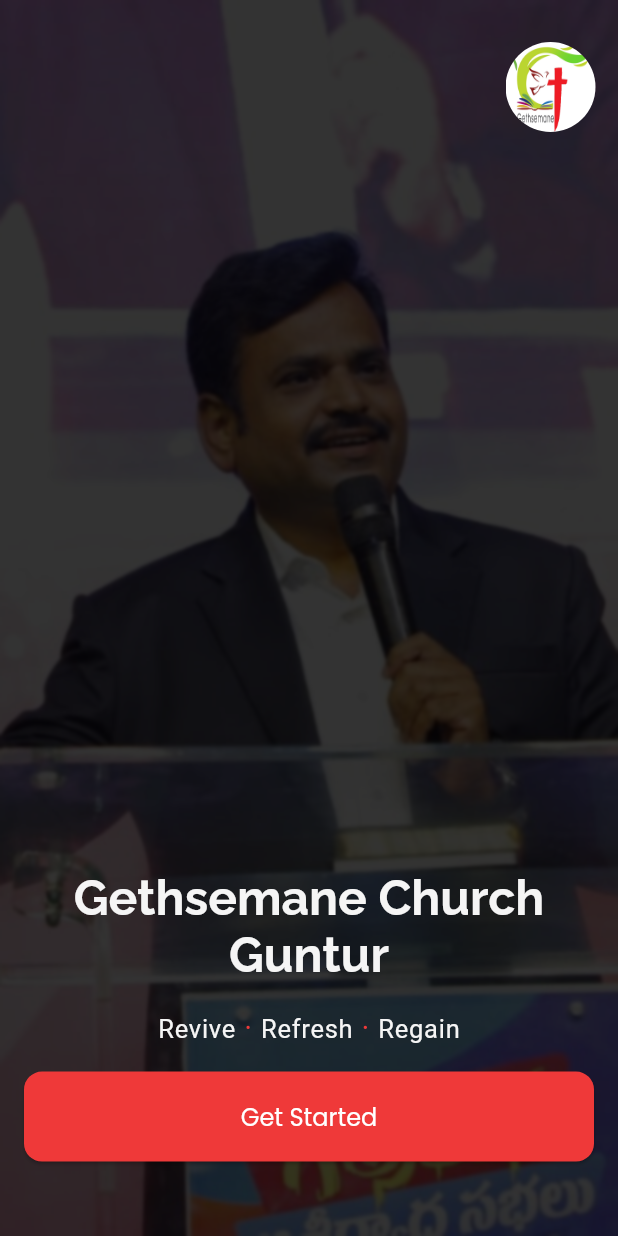
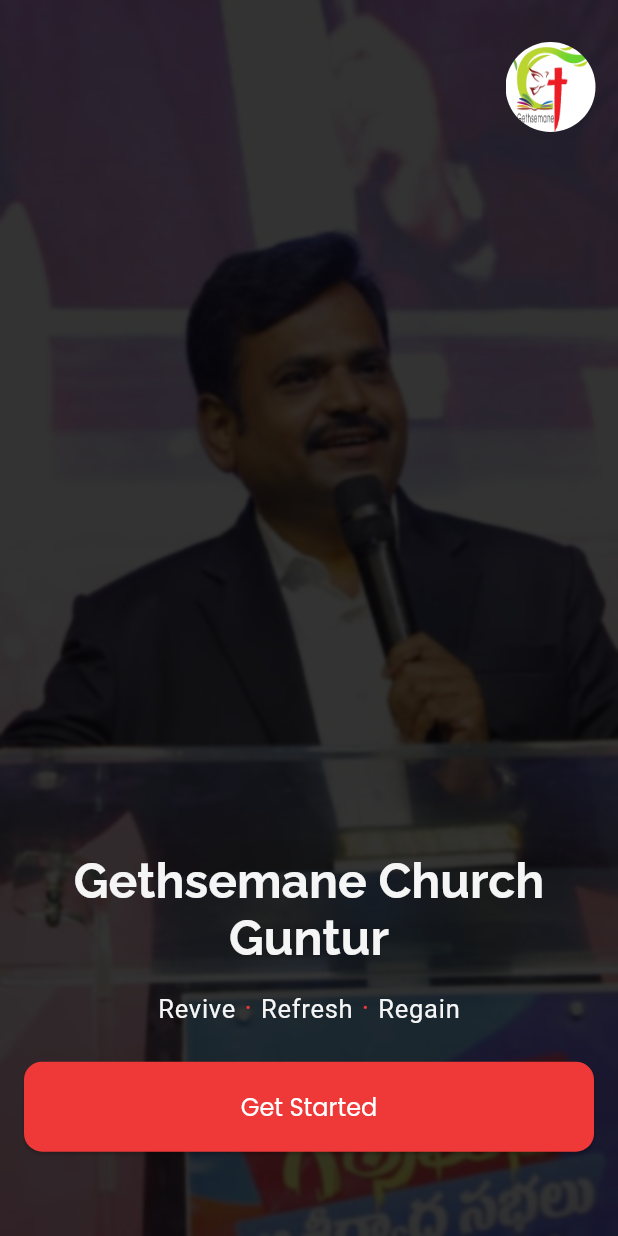
Before and after one commit to amcny/Gethsemane-Church, a Flutter app: the screen it shows after launch, on a phone screen of 412 x 824 dp. Run offline on Flutter 3.47's test engine with Material 3 defaults, Android fonts, the phone set to English and light mode, and no system bars; drawn by our look-alikes of auto_size_text, flutter_animate; our stand-ins replace font_awesome_flutter, from_css_color, go_router, google_fonts, page_transition, shared_preferences and 1 more; missing offline and left inert: json_path; accounts and stored records are empty.

Commit message:
modified widgets

```diff
--- a/lib/flutter_flow/internationalization.dart
+++ b/lib/flutter_flow/internationalization.dart
@@ -107,10 +107,6 @@
 final kTranslationsMap = <Map<String, Map<String, String>>>[
   // onboarding
   {
-    'a41bogkl': {
-      'en': 'Get Started',
-      'te': '',
-    },
     'vsvyvztr': {
       'en': 'Gethsemane Church\nGuntur',
       'te': '',
@@ -133,6 +129,10 @@
     },
     'yloyifit': {
       'en': 'Regain',
+      'te': '',
+    },
+    'a41bogkl': {
+      'en': 'Get Started',
       'te': '',
     },
     'smaepx3o': {
--- a/lib/pages/onboarding/onboarding_widget.dart
+++ b/lib/pages/onboarding/onboarding_widget.dart
@@ -99,59 +99,15 @@
                     sigmaX: 1.0,
                     sigmaY: 1.0,
                   ),
+                  child: Align(
+                    alignment: const AlignmentDirectional(0.0, 0.82),
                     child: Column(
                       mainAxisSize: MainAxisSize.min,
                       mainAxisAlignment: MainAxisAlignment.end,
                       children: [
-                      Flexible(
-                        child: Align(
-                          alignment: const AlignmentDirectional(0.0, 0.87),
-                          child: Padding(
+                        Padding(
                           padding: const EdgeInsetsDirectional.fromSTEB(
-                                16.0, 0.0, 16.0, 0.0),
-                            child: FFButtonWidget(
-                              onPressed: () async {
-                                context.pushNamed('login');
-                              },
-                              text: FFLocalizations.of(context).getText(
-                                'a41bogkl' /* Get Started */,
-                              ),
-                              options: FFButtonOptions(
-                                width: MediaQuery.sizeOf(context).width * 1.0,
-                                height: 60.0,
-                                padding: const EdgeInsetsDirectional.fromSTEB(
-                                    24.0, 0.0, 24.0, 0.0),
-                                iconPadding: const EdgeInsetsDirectional.fromSTEB(
-                                    0.0, 0.0, 0.0, 0.0),
-                                color: const Color(0xFFEF3939),
-                                textStyle: FlutterFlowTheme.of(context)
-                                    .titleSmall
-                                    .override(
-                                      fontFamily: 'Poppins',
-                                      color: Colors.white,
-                                      letterSpacing: 0.0,
-                                      fontWeight: FontWeight.normal,
-                                    ),
-                                elevation: 1.0,
-                                borderSide: const BorderSide(
-                                  color: Colors.transparent,
-                                  width: 1.0,
-                                ),
-                                borderRadius: BorderRadius.circular(12.0),
-                              ),
-                            ),
-                          ),
-                        ),
-                      ),
-                    ],
-                  ),
-                ),
-              ),
-            ),
-            Stack(
-              children: [
-                Align(
-                  alignment: const AlignmentDirectional(0.0, 0.55),
+                              0.0, 0.0, 0.0, 15.0),
                           child: Text(
                             FFLocalizations.of(context).getText(
                               'vsvyvztr' /* Gethsemane Church
@@ -159,7 +115,9 @@
                               ,
                             ),
                             textAlign: TextAlign.center,
-                    style: FlutterFlowTheme.of(context).headlineMedium.override(
+                            style: FlutterFlowTheme.of(context)
+                                .headlineMedium
+                                .override(
                                   fontFamily: 'Raleway',
                                   color: const Color(0xFFF5F5F5),
                                   fontSize: 32.0,
@@ -168,29 +126,11 @@
                                 ),
                           ),
                         ),
-              ],
-            ),
-            Align(
-              alignment: const AlignmentDirectional(1.0, -1.0),
-              child: Padding(
-                padding: const EdgeInsetsDirectional.fromSTEB(0.0, 28.0, 15.0, 0.0),
-                child: Container(
-                  width: 60.0,
-                  height: 60.0,
-                  clipBehavior: Clip.antiAlias,
-                  decoration: const BoxDecoration(
-                    shape: BoxShape.circle,
-                  ),
-                  child: Image.asset(
-                    'assets/images/gethsemane.jpg',
-                    fit: BoxFit.fill,
-                  ),
-                ).animateOnPageLoad(
-                    animationsMap['circleImageOnPageLoadAnimation']!),
-              ),
-            ),
                         Align(
                           alignment: const AlignmentDirectional(0.0, 0.68),
+                          child: Padding(
+                            padding: const EdgeInsetsDirectional.fromSTEB(
+                                0.0, 0.0, 0.0, 15.0),
                             child: RichText(
                               textScaler: MediaQuery.of(context).textScaler,
                               text: TextSpan(
@@ -232,7 +172,9 @@
                                     style: const TextStyle(),
                                   )
                                 ],
-                  style: FlutterFlowTheme.of(context).bodyMedium.override(
+                                style: FlutterFlowTheme.of(context)
+                                    .bodyMedium
+                                    .override(
                                       fontFamily: 'Poppins',
                                       color: const Color(0xFFF5F5F5),
                                       fontSize: 17.0,
@@ -241,6 +183,70 @@
                               ),
                             ),
                           ),
+                        ),
+                        Align(
+                          alignment: const AlignmentDirectional(0.0, 0.87),
+                          child: Padding(
+                            padding: const EdgeInsetsDirectional.fromSTEB(
+                                16.0, 10.0, 16.0, 0.0),
+                            child: FFButtonWidget(
+                              onPressed: () async {
+                                context.pushNamed('login');
+                              },
+                              text: FFLocalizations.of(context).getText(
+                                'a41bogkl' /* Get Started */,
+                              ),
+                              options: FFButtonOptions(
+                                width: MediaQuery.sizeOf(context).width * 1.0,
+                                height: 60.0,
+                                padding: const EdgeInsetsDirectional.fromSTEB(
+                                    24.0, 0.0, 24.0, 0.0),
+                                iconPadding: const EdgeInsetsDirectional.fromSTEB(
+                                    0.0, 0.0, 0.0, 0.0),
+                                color: const Color(0xFFEF3939),
+                                textStyle: FlutterFlowTheme.of(context)
+                                    .titleSmall
+                                    .override(
+                                      fontFamily: 'Poppins',
+                                      color: Colors.white,
+                                      letterSpacing: 0.0,
+                                      fontWeight: FontWeight.normal,
+                                    ),
+                                elevation: 1.0,
+                                borderSide: const BorderSide(
+                                  color: Colors.transparent,
+                                  width: 1.0,
+                                ),
+                                borderRadius: BorderRadius.circular(12.0),
+                              ),
+                            ),
+                          ),
+                        ),
+                      ],
+                    ),
+                  ),
+                ),
+              ),
+            ),
+            Align(
+              alignment: const AlignmentDirectional(1.0, -1.0),
+              child: Padding(
+                padding: const EdgeInsetsDirectional.fromSTEB(0.0, 28.0, 15.0, 0.0),
+                child: Container(
+                  width: 60.0,
+                  height: 60.0,
+                  clipBehavior: Clip.antiAlias,
+                  decoration: const BoxDecoration(
+                    shape: BoxShape.circle,
+                  ),
+                  child: Image.asset(
+                    'assets/images/gethsemane.jpg',
+                    fit: BoxFit.fill,
+                  ),
+                ).animateOnPageLoad(
+                    animationsMap['circleImageOnPageLoadAnimation']!),
+              ),
+            ),
           ],
         ),
       ),
```
Also changed, not shown: 1 other file. Lines whose indentation alone changed are shown as unchanged.
